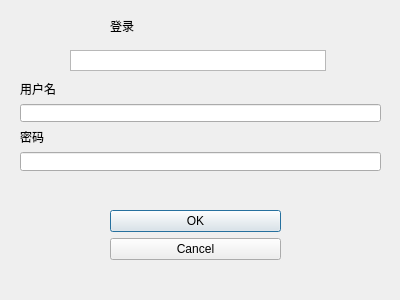
The window that trunk/XQuantZero/clogindialog.ui (MagickPanda/XQuantZeroGit) describes before a commit, drawn with Qt 5.
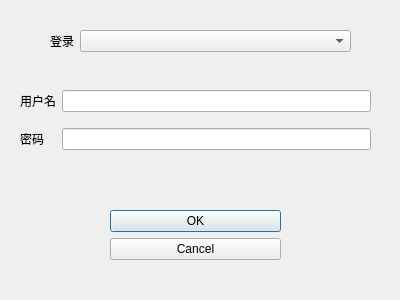
The same window after the commit.

What changed in the file:
```diff
--- a/trunk/XQuantZero/clogindialog.ui
+++ b/trunk/XQuantZero/clogindialog.ui
@@ -29,29 +29,41 @@
     <set>QDialogButtonBox::Cancel|QDialogButtonBox::Ok</set>
    </property>
   </widget>
-  <widget class="QWidget" name="gridLayoutWidget">
+  <widget class="QWidget" name="formLayoutWidget">
+   <property name="geometry">
+    <rect>
+     <x>50</x>
+     <y>30</y>
+     <width>301</width>
+     <height>41</height>
+    </rect>
+   </property>
+   <layout class="QFormLayout" name="formLayout">
+    <item row="1" column="0">
+     <widget class="QLabel" name="label_3">
+      <property name="text">
+       <string>登录</string>
+      </property>
+     </widget>
+    </item>
+    <item row="1" column="1">
+     <widget class="QComboBox" name="comboBox"/>
+    </item>
+   </layout>
+  </widget>
+  <widget class="QWidget" name="formLayoutWidget_2">
    <property name="geometry">
     <rect>
      <x>20</x>
-     <y>80</y>
-     <width>361</width>
+     <y>90</y>
+     <width>351</width>
      <height>91</height>
     </rect>
    </property>
-   <layout class="QGridLayout" name="gridLayout">
-    <item row="3" column="0">
-     <widget class="QLabel" name="label_passwordd">
-      <property name="text">
-       <string>密码</string>
-      </property>
-     </widget>
-    </item>
-    <item row="4" column="0">
-     <widget class="QLineEdit" name="tb_password"/>
-    </item>
-    <item row="1" column="0">
-     <widget class="QLineEdit" name="tb_username"/>
-    </item>
+   <layout class="QFormLayout" name="formLayout_2">
+    <property name="verticalSpacing">
+     <number>16</number>
+    </property>
     <item row="0" column="0">
      <widget class="QLabel" name="label_username">
       <property name="text">
@@ -59,31 +71,21 @@
       </property>
      </widget>
     </item>
+    <item row="0" column="1">
+     <widget class="QLineEdit" name="tb_username"/>
+    </item>
+    <item row="1" column="1">
+     <widget class="QLineEdit" name="tb_password"/>
+    </item>
+    <item row="1" column="0">
+     <widget class="QLabel" name="label_passwordd">
+      <property name="text">
+       <string>密码</string>
+      </property>
+     </widget>
+    </item>
    </layout>
   </widget>
-  <widget class="QLabel" name="label_3">
-   <property name="geometry">
-    <rect>
-     <x>110</x>
-     <y>10</y>
-     <width>151</width>
-     <height>31</height>
-    </rect>
-   </property>
-   <property name="text">
-    <string>登录</string>
-   </property>
-  </widget>
-  <widget class="QListWidget" name="list_server">
-   <property name="geometry">
-    <rect>
-     <x>70</x>
-     <y>50</y>
-     <width>256</width>
-     <height>21</height>
-    </rect>
-   </property>
-  </widget>
  </widget>
  <resources/>
  <connections>
```
